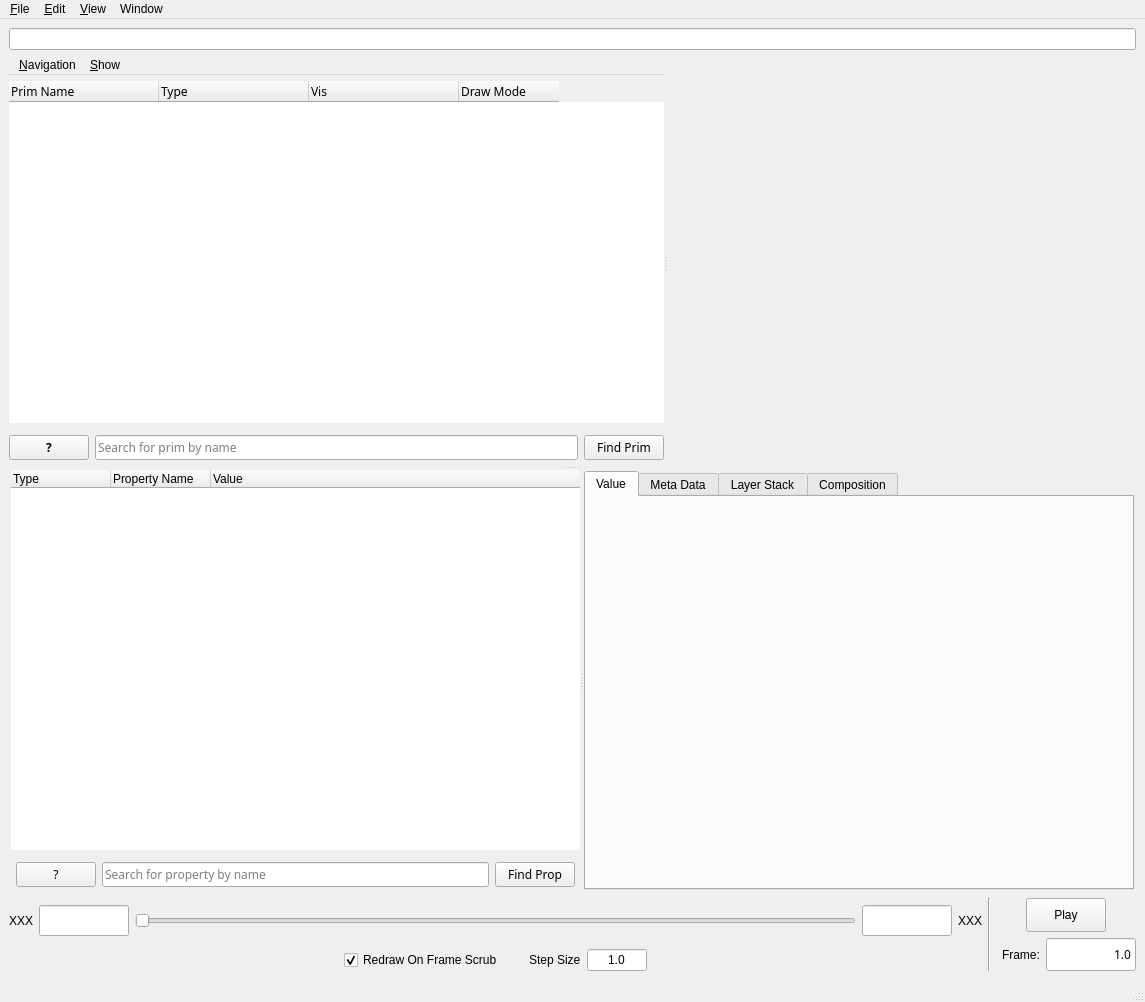
nvmkuruc/OpenUSD, file pxr/usdImaging/usdviewq/mainWindowUI.ui: the form before one commit.
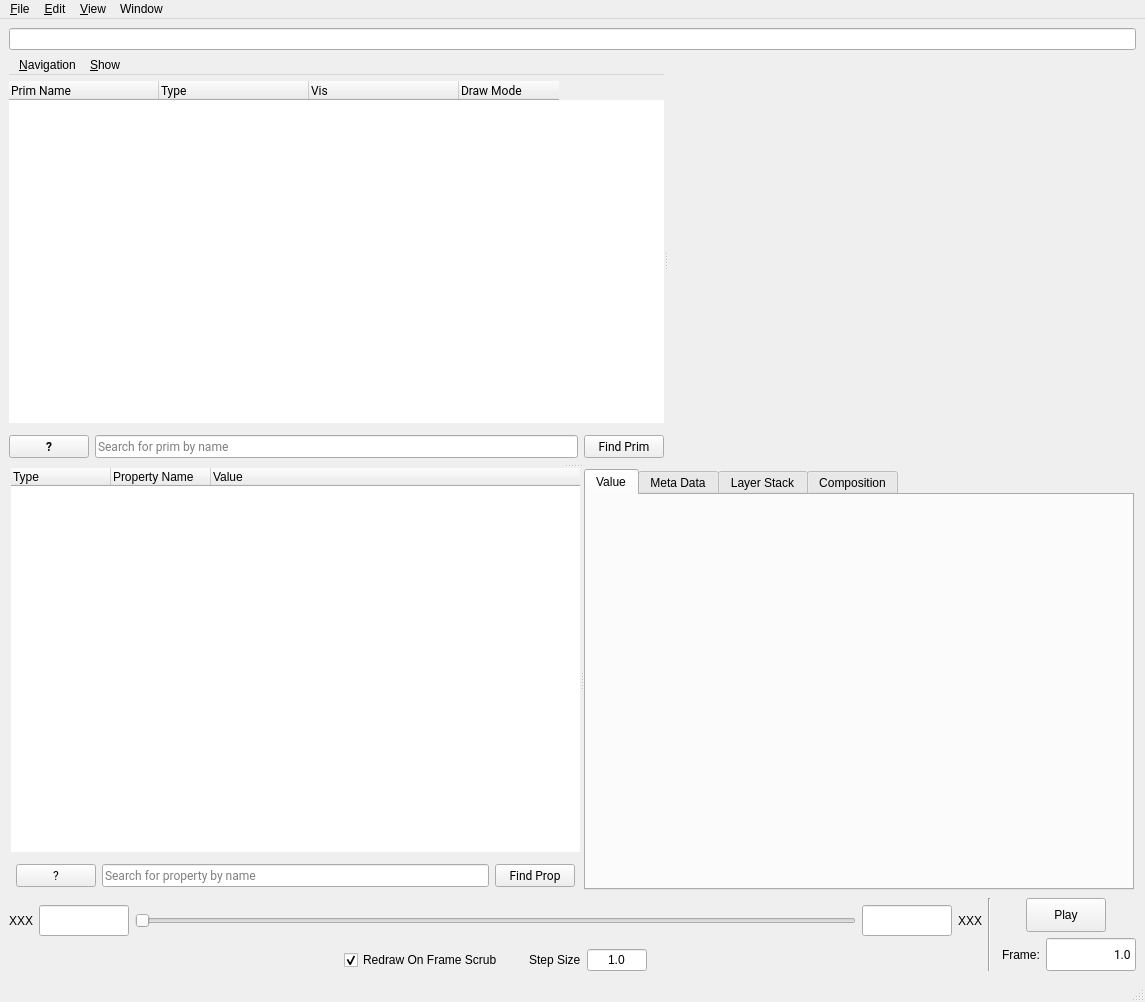
The form after the commit. Custom widgets are drawn as their Qt base class.

```diff
--- a/pxr/usdImaging/usdviewq/mainWindowUI.ui
+++ b/pxr/usdImaging/usdviewq/mainWindowUI.ui
@@ -168,7 +168,7 @@
           <widget class="PrimTreeWidget" name="primView">
            <property name="font">
             <font>
-             <family>Gotham Rounded</family>
+             <family>Roboto</family>
              <pointsize>9</pointsize>
              <weight>50</weight>
              <italic>false</italic>
@@ -263,7 +263,7 @@
              </property>
              <property name="font">
               <font>
-               <family>Gotham Rounded</family>
+               <family>Roboto</family>
                <pointsize>9</pointsize>
                <weight>75</weight>
                <bold>true</bold>
@@ -302,7 +302,7 @@
              </property>
              <property name="font">
               <font>
-               <family>Gotham Rounded</family>
+               <family>Roboto</family>
                <pointsize>9</pointsize>
                <weight>50</weight>
                <italic>false</italic>
@@ -330,7 +330,7 @@
              </property>
              <property name="font">
               <font>
-               <family>Gotham Rounded</family>
+               <family>Roboto</family>
                <pointsize>9</pointsize>
                <weight>50</weight>
                <italic>false</italic>
@@ -467,7 +467,7 @@
              </property>
              <property name="font">
               <font>
-               <family>Gotham Rounded</family>
+               <family>Roboto</family>
                <pointsize>9</pointsize>
                <weight>50</weight>
                <italic>false</italic>
@@ -507,7 +507,7 @@
              </property>
              <property name="font">
               <font>
-               <family>Gotham Rounded</family>
+               <family>Roboto</family>
                <pointsize>9</pointsize>
                <weight>50</weight>
                <italic>false</italic>
@@ -535,7 +535,7 @@
              </property>
              <property name="font">
               <font>
-               <family>Gotham Rounded</family>
+               <family>Roboto</family>
                <pointsize>9</pointsize>
                <weight>50</weight>
                <italic>false</italic>
@@ -1353,7 +1353,7 @@
             </property>
             <property name="font">
              <font>
-              <family>Gotham Rounded</family>
+              <family>Roboto</family>
               <pointsize>9</pointsize>
               <weight>50</weight>
               <italic>false</italic>
```
Left out of the diff: 72 changed lines with no effect on the pictures.
